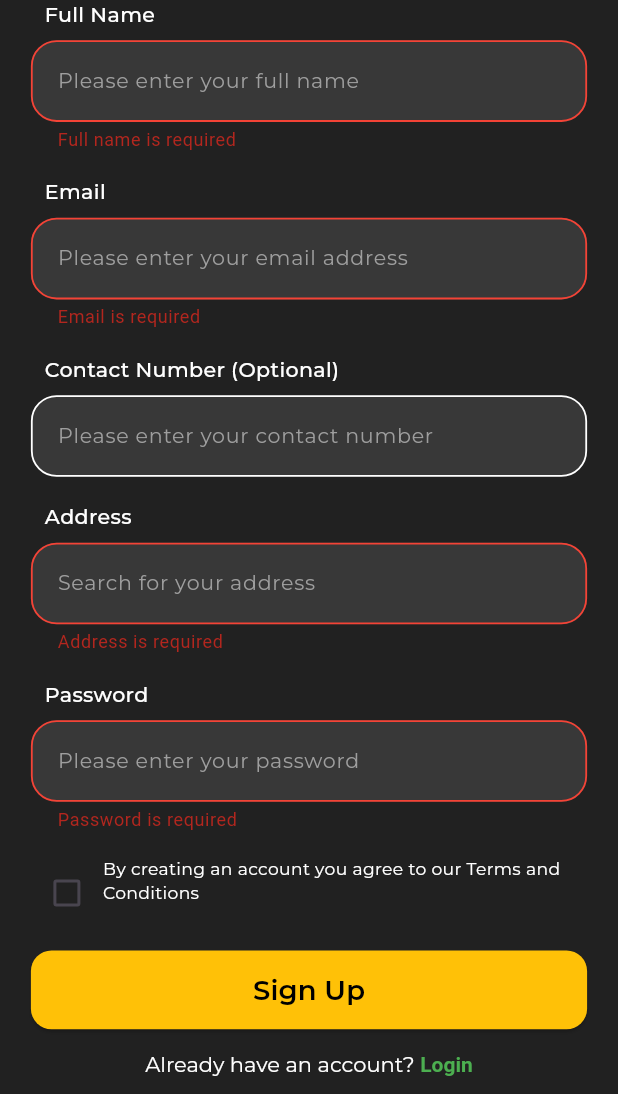
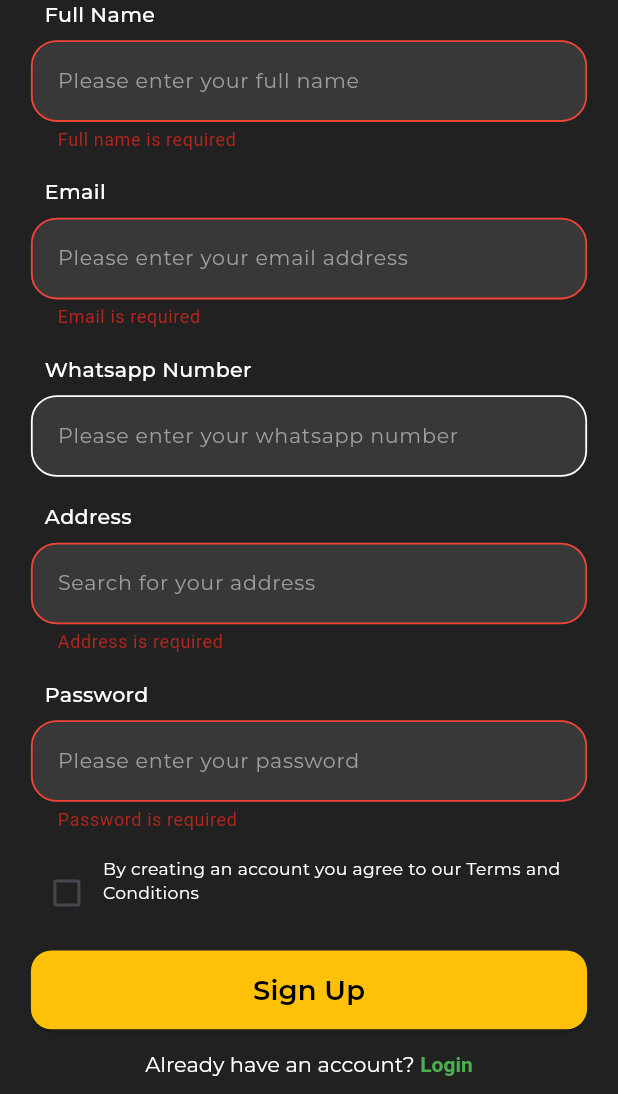
Before and after one commit to Ebadzmn/car_parts_app, a Flutter app: the SignupPage screen opened by its route, scrolled down 146 dp, after a tap on "Sign Up", on a phone screen of 412 x 824 dp, the part 142-1236 px from its top. Run offline on Flutter 3.47's test engine with Material 3 defaults, Android fonts, the phone set to English and light mode, and no system bars; our stand-ins replace bloc, carousel_slider, dartz, dio, dotted_border, equatable and 14 more; accounts and stored records are empty; network calls fail.

Commit message:
feat: integrate flutter_dotenv for environment variables, implement custom loading dialog, and update iOS configuration and network timeouts.

```diff
--- a/lib/core/injector/injector.dart
+++ b/lib/core/injector/injector.dart
@@ -40,8 +40,8 @@ Future<void> init() async {
   final dio = Dio(
     BaseOptions(
       baseUrl: ApiUrls.baseUrl,
-      connectTimeout: const Duration(seconds: 10),
-      receiveTimeout: const Duration(seconds: 10),
+      connectTimeout: const Duration(seconds: 50),
+      receiveTimeout: const Duration(seconds: 50),
     ),
   );
   dio.interceptors.add(ApiLoggerInterceptor());
--- a/lib/data/data_source/remote/places_service.dart
+++ b/lib/data/data_source/remote/places_service.dart
@@ -1,7 +1,9 @@
 import 'package:dio/dio.dart';
 
+import 'package:flutter_dotenv/flutter_dotenv.dart';
+
 class PlacesService {
-  static const String _apiKey = 'AIzaSyDuKguBEQA-aKJyd-H47t0Gg9GcswNDtrA';
+  static String get _apiKey => dotenv.env['GOOGLE_MAPS_API_KEY'] ?? '';
   static const String _baseUrl = 'https://maps.googleapis.com/maps/api/place';
 
   final Dio _dio = Dio();
--- a/lib/main.dart
+++ b/lib/main.dart
@@ -15,9 +15,11 @@ import 'package:flutter/material.dart';
 import 'package:flutter/services.dart';
 import 'package:flutter_screenutil/flutter_screenutil.dart';
 import 'package:flutter_bloc/flutter_bloc.dart';
+import 'package:flutter_dotenv/flutter_dotenv.dart';
 
 void main() async {
   WidgetsFlutterBinding.ensureInitialized();
+  await dotenv.load(fileName: ".env");
   await di.init();
 
   // Set system navigation bar color normal (non-transparent)
--- a/lib/presentation/auth/pages/signup_page.dart
+++ b/lib/presentation/auth/pages/signup_page.dart
@@ -10,6 +10,8 @@ import 'package:flutter_bloc/flutter_bloc.dart';
 import 'package:flutter_screenutil/flutter_screenutil.dart';
 import 'package:go_router/go_router.dart';
 import 'package:google_fonts/google_fonts.dart';
+
+import 'package:car_parts_app/core/coreWidget/custom_loading_dialog.dart';
 
 class SignupPage extends StatelessWidget {
   SignupPage({super.key});
@@ -33,15 +35,6 @@ class SignupPage extends StatelessWidget {
   void submitForm(BuildContext context) {
     if (!_formKey.currentState!.validate()) return;
 
-    if (!isAddressSelected.value) {
-      ScaffoldMessenger.of(context).showSnackBar(
-        const SnackBar(
-          content: Text('Please select an address from the suggestions'),
-        ),
-      );
-      return;
-    }
-
     if (!isChecked.value) {
       ScaffoldMessenger.of(context).showSnackBar(
         const SnackBar(content: Text('Please accept Terms and Conditions')),
@@ -54,7 +47,7 @@ class SignupPage extends StatelessWidget {
       email: emailController.text.trim(),
       contact: contactController.text.trim(),
       password: passwordController.text,
-      address: selectedAddress.value,
+      address: addressController.text.trim(),
       lat: selectedLat.value,
       lng: selectedLng.value,
     );
@@ -71,17 +64,7 @@ class SignupPage extends StatelessWidget {
         child: BlocListener<AuthBloc, AuthState>(
           listener: (context, state) {
             if (state is AuthLoading) {
-              showDialog(
-                context: context,
-                barrierDismissible: false,
-                builder: (_) => const AlertDialog(
-                  title: Text('Loading'),
-                  content: SizedBox(
-                    height: 48,
-                    child: Center(child: CircularProgressIndicator()),
-                  ),
-                ),
-              );
+              showCustomLoadingDialog(context, message: 'Creating account...');
             } else {
               if (Navigator.canPop(context)) Navigator.pop(context);
             }
@@ -89,14 +72,14 @@ class SignupPage extends StatelessWidget {
             if (state is SignUpSuccess) {
               final message = state.response['message'] ?? 'Signup success';
               final email = emailController.text.trim();
-              ScaffoldMessenger.of(context).showSnackBar(
-                SnackBar(content: Text(message)),
-              );
+              ScaffoldMessenger.of(
+                context,
+              ).showSnackBar(SnackBar(content: Text(message)));
               context.push(AppRoutes.OtpPage, extra: email);
             } else if (state is AuthError) {
-              ScaffoldMessenger.of(context).showSnackBar(
-                SnackBar(content: Text(state.message)),
-              );
+              ScaffoldMessenger.of(
+                context,
+              ).showSnackBar(SnackBar(content: Text(state.message)));
             }
           },
           child: Form(
@@ -139,8 +122,8 @@ class SignupPage extends StatelessWidget {
                 // Contact Number (Optional)
                 CustomTextField(
                   controller: contactController,
-                  label: 'Contact Number (Optional)',
-                  hintText: 'Please enter your contact number',
+                  label: 'Whatsapp Number',
+                  hintText: 'Please enter your whatsapp number',
                 ),
 
                 // Address with Autocomplete
--- a/pubspec.yaml
+++ b/pubspec.yaml
@@ -57,6 +57,7 @@ dependencies:
   geolocator: ^13.0.1
   lucide_icons: ^0.257.0
   intl: ^0.20.2
+  flutter_dotenv: ^5.1.0
 
 
 dev_dependencies:
@@ -86,6 +87,7 @@ flutter:
   # To add assets to your application, add an assets section, like this:
   assets:
     - assets/images/
+    - .env
 
   # An image asset can refer to one or more resolution-specific "variants", see
   # https://flutter.dev/to/resolution-aware-images
```
Also changed, not shown: lib/core/coreWidget/custom_loading_dialog.dart (added, +88 -0 lines), lib/presentation/auth/pages/login_page.dart (+2 -10 lines), lib/presentation/details/pages/car_details_page.dart (+8 -5 lines), pubspec.lock, 5 other files.
